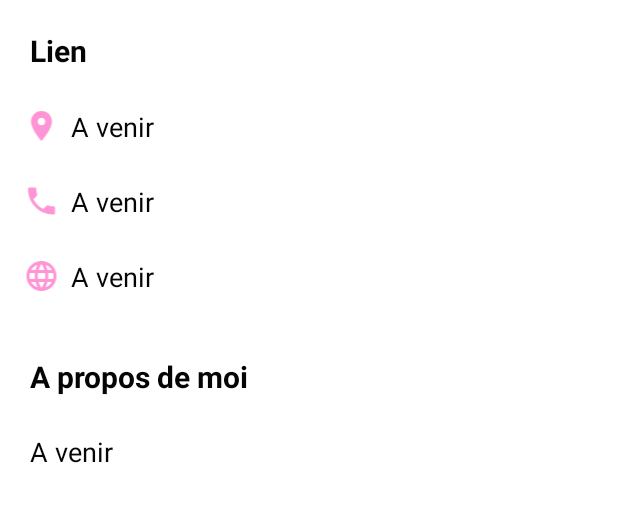
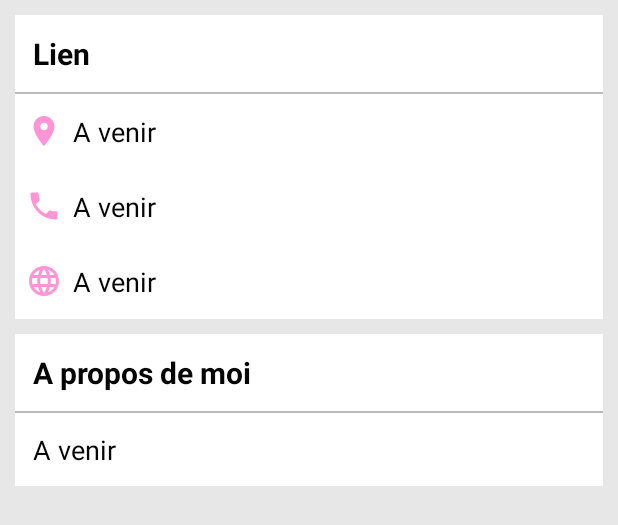
Before and after one commit to kaithot/Entrevoisins, an Android app: the layout content_neighbour_profile.xml on its own in the app's theme, with its tools: preview values and no code run, on a phone screen of 412 x 824 dp. Shown: the top 525 px of the screen. Run offline under Robolectric (Android 15) with nearby library versions, the phone set to English and light mode, and no system bars.

Commit message:
add comment for exam

```diff
--- a/app/src/main/java/com/openclassrooms/entrevoisins/events/DeleteNeighbourEvent.java
+++ b/app/src/main/java/com/openclassrooms/entrevoisins/events/DeleteNeighbourEvent.java
@@ -18,5 +18,6 @@ public class DeleteNeighbourEvent {
      */
     public DeleteNeighbourEvent(Neighbour neighbour) {
         this.neighbour = neighbour;
+
     }
 }
--- a/app/src/main/java/com/openclassrooms/entrevoisins/model/Neighbour.java
+++ b/app/src/main/java/com/openclassrooms/entrevoisins/model/Neighbour.java
@@ -1,3 +1,4 @@
+
 package com.openclassrooms.entrevoisins.model;
 
 import java.util.Objects;
--- a/app/src/main/java/com/openclassrooms/entrevoisins/service/DummyNeighbourGenerator.java
+++ b/app/src/main/java/com/openclassrooms/entrevoisins/service/DummyNeighbourGenerator.java
@@ -27,9 +27,9 @@ public abstract class DummyNeighbourGenerator {
         return new ArrayList<>(DUMMY_NEIGHBOURS);
     }
 
+    // TODO 4 creation favorites's list
+
     public static List<Neighbour> favoritesList = new ArrayList<Neighbour>();
 
-    public static List<Neighbour> generateFavoritesNeighbours() {
-        return favoritesList;
-    }
+    static List<Neighbour> generateFavoritesNeighbours() {return favoritesList;}
 }
--- a/app/src/main/java/com/openclassrooms/entrevoisins/ui/neighbour_list/ListNeighbourPagerAdapter.java
+++ b/app/src/main/java/com/openclassrooms/entrevoisins/ui/neighbour_list/ListNeighbourPagerAdapter.java
@@ -10,9 +10,9 @@ public class ListNeighbourPagerAdapter extends FragmentStatePagerAdapter {
 
     int tabCount;
 
-    public ListNeighbourPagerAdapter(FragmentManager fm, int tabCount) { // ajout int tabcount en 2ème parametre
+    // TODO 6 add int tabCount to the 2ème setting, add a switch in the getItem method and add variable (tabCount) into getCount method
+    public ListNeighbourPagerAdapter(FragmentManager fm, int tabCount) {
         super(fm);
-
         this.tabCount = tabCount;
     }
 
@@ -22,7 +22,7 @@ public class ListNeighbourPagerAdapter extends FragmentStatePagerAdapter {
      * @return
      */
     @Override
-    public Fragment getItem(int position) { // switch afin de basculer entre les 2 activités
+    public Fragment getItem(int position) {
 
         switch (position) {
             case 0:
--- a/app/src/main/java/com/openclassrooms/entrevoisins/ui/neighbour_list/MyNeighbourRecyclerViewAdapter.java
+++ b/app/src/main/java/com/openclassrooms/entrevoisins/ui/neighbour_list/MyNeighbourRecyclerViewAdapter.java
@@ -15,6 +15,7 @@ import com.bumptech.glide.request.RequestOptions;
 import com.openclassrooms.entrevoisins.R;
 import com.openclassrooms.entrevoisins.events.DeleteNeighbourEvent;
 import com.openclassrooms.entrevoisins.model.Neighbour;
+import com.openclassrooms.entrevoisins.service.NeighbourApiService;
 
 import org.greenrobot.eventbus.EventBus;
 
@@ -27,6 +28,7 @@ public class MyNeighbourRecyclerViewAdapter extends RecyclerView.Adapter<MyNeigh
 
     private final List<Neighbour> mNeighbours;
     private final int mIndex;
+    private NeighbourApiService mApiService;
 
     public MyNeighbourRecyclerViewAdapter(List<Neighbour> items, int index) {
         mNeighbours = items;
@@ -49,6 +51,7 @@ public class MyNeighbourRecyclerViewAdapter extends RecyclerView.Adapter<MyNeigh
                 .apply(RequestOptions.circleCropTransform())
                 .into(holder.mNeighbourAvatar);
 
+        // TODO 9 if/else for know if le delete button is visible or not.
         if (mIndex == 1){
             holder.mDeleteButton.setVisibility(View.INVISIBLE);
         }else{
@@ -60,6 +63,7 @@ public class MyNeighbourRecyclerViewAdapter extends RecyclerView.Adapter<MyNeigh
             }
         });}
 
+        //TODO 2 When click on item, neighbour's Id go to NeighbourProfile.class
         holder.itemView.setOnClickListener(new View.OnClickListener() {
             @Override
             public void onClick(View v) {
--- a/app/src/main/res/layout/activity_list_neighbour.xml
+++ b/app/src/main/res/layout/activity_list_neighbour.xml
@@ -22,7 +22,6 @@
             android:layout_weight="1"
             android:background="?attr/colorPrimary"
             app:layout_scrollFlags="scroll|enterAlways"
-            app:popupTheme="@style/AppTheme.PopupOverlay"
             app:title="@string/app_name">
 
         </android.support.v7.widget.Toolbar>
@@ -54,4 +53,5 @@
         android:layout_height="match_parent"
         app:layout_behavior="@string/appbar_scrolling_view_behavior" />
 
+
 </android.support.design.widget.CoordinatorLayout>
--- a/app/src/main/res/layout/content_neighbour_profile.xml
+++ b/app/src/main/res/layout/content_neighbour_profile.xml
@@ -4,7 +4,7 @@
     xmlns:tools="http://schemas.android.com/tools"
     android:layout_width="match_parent"
     android:layout_height="match_parent"
-    android:background="#FFFFFF"
+    android:background="#E7E7E7"
     app:layout_behavior="@string/appbar_scrolling_view_behavior"
     tools:context=".ui.neighbour_list.NeighbourProfile"
     tools:showIn="@layout/activity_neighbour_profile">
@@ -13,14 +13,13 @@
         android:id="@+id/Global"
         android:layout_width="match_parent"
         android:layout_height="wrap_content"
-        android:background="#FFFFFF"
+        android:layout_margin="10dp"
         android:orientation="vertical">
 
         <LinearLayout
             android:id="@+id/Box1"
             android:layout_width="match_parent"
             android:layout_height="wrap_content"
-            android:layout_margin="8dp"
             android:background="#FFFFFF"
             android:orientation="vertical">
 
@@ -34,6 +33,13 @@
                 android:textColor="@color/colorPrimaryText"
                 android:textSize="20sp"
                 android:textStyle="bold" />
+
+            <LinearLayout
+                android:id="@+id/line1"
+                android:layout_width="match_parent"
+                android:layout_height="wrap_content"
+                android:background="#BBB9B9"
+                android:paddingTop="1dp"></LinearLayout>
 
             <LinearLayout
                 android:id="@+id/local"
@@ -127,7 +133,7 @@
             android:id="@+id/box2"
             android:layout_width="match_parent"
             android:layout_height="wrap_content"
-            android:layout_margin="8dp"
+            android:layout_marginTop="10dp"
             android:background="#FFFFFF"
             android:orientation="vertical">
 
@@ -142,8 +148,15 @@
                 android:textSize="20sp"
                 android:textStyle="bold" />
 
+            <LinearLayout
+                android:id="@+id/line2"
+                android:layout_width="match_parent"
+                android:layout_height="wrap_content"
+                android:background="#BBB9B9"
+                android:paddingTop="1dp"></LinearLayout>
+
             <TextView
-                android:id="@+id/content"
+                android:id="@+id/aboutMe"
                 android:layout_width="match_parent"
                 android:layout_height="match_parent"
                 android:background="#FFFFFF"
--- a/app/src/main/res/values/strings.xml
+++ b/app/src/main/res/values/strings.xml
@@ -2,7 +2,7 @@
     <string name="app_name">Entrevoisins</string>
     <string name="tab_neighbour_title">My neighbours</string>
     <string name="tab_favorites_title">Favorites</string>
-    <string name="title_activity_neighbour_profile">Lien</string>
+    <string name="title_activity_neighbour_profile">Name</string>
     <string name="neighbour_name">Lien</string>
     <string name="local">A venir</string>
     <string name="phone">A venir</string>
```
Also changed, not shown: app/src/main/java/com/openclassrooms/entrevoisins/ui/neighbour_list/NeighbourFragment.java (+3 -4 lines), app/src/main/java/com/openclassrooms/entrevoisins/ui/neighbour_list/NeighbourProfile.java (+25 -19 lines), app/src/main/res/drawable/ic_account.xml (added, +12 -0 lines), app/src/main/java/com/openclassrooms/entrevoisins/service/DummyNeighbourApiService.java (line endings or trailing spaces), app/src/main/java/com/openclassrooms/entrevoisins/service/NeighbourApiService.java (line endings or trailing spaces), app/src/main/java/com/openclassrooms/entrevoisins/ui/neighbour_list/ListNeighbourActivity.java (line endings or trailing spaces), app/src/main/res/layout/fragment_list_neighbour1.xml (renamed from app/src/main/res/layout/fragment_list_neighbour.xml), 2 other files.
